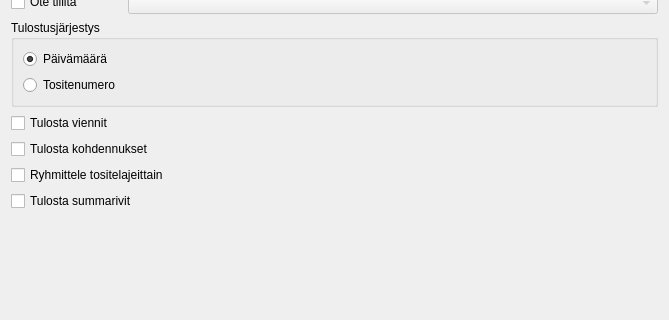
Old version of the form kitupiikki/raportti/paivakirja.ui in the repository artoh/kitupiikki; both pictures show x 0 to 669 and y 105 to 425 of the 669 by 514 pixel window.
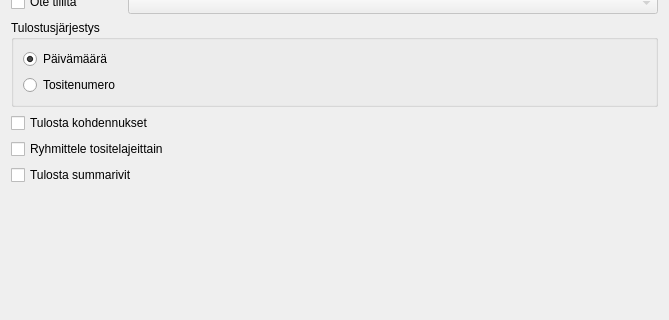
New version of the form. Icons and pictures are not drawn.

What changed in the file:
```diff
--- a/kitupiikki/raportti/paivakirja.ui
+++ b/kitupiikki/raportti/paivakirja.ui
@@ -122,17 +122,6 @@
      </layout>
     </widget>
    </item>
-   <item>
-    <widget class="QCheckBox" name="tulostaviennitCheck">
-     <property name="text">
-      <string>Tulosta viennit</string>
-     </property>
-     <property name="icon">
-      <iconset resource="../pic/pic.qrc">
-       <normaloff>:/pic/vientilista.png</normaloff>:/pic/vientilista.png</iconset>
-     </property>
-    </widget>
-   </item>
    <item>
     <widget class="QCheckBox" name="tulostakohdennuksetCheck">
      <property name="text">
```
Left out of the diff: 1 changed line with no effect on the pictures.
